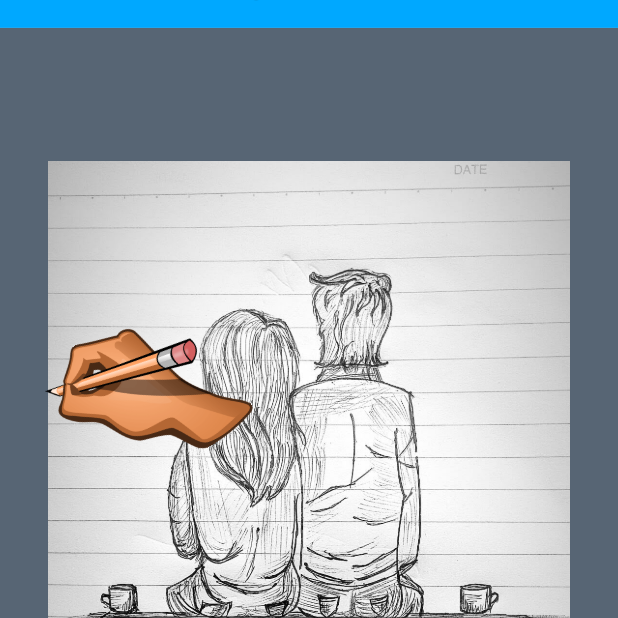
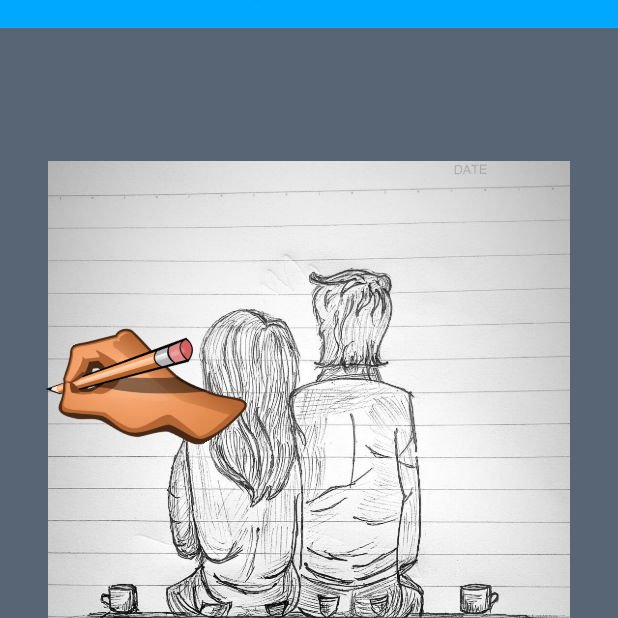
Before and after one commit to apgapg/flutter_profile, a Flutter app: the screen it shows after launch, scrolled down 2304 dp, on a phone screen of 412 x 824 dp, the top half of it. Run offline on Flutter 3.47's test engine with Material 2 defaults, Android fonts, the light colour scheme and no system bars; our stand-ins replace firebase_analytics, font_awesome_flutter; accounts and stored records are empty.

Commit message:
Fix height of some elements

```diff
--- a/lib/page/artist_page.dart
+++ b/lib/page/artist_page.dart
@@ -128,7 +128,7 @@ class ImagesPageViewState extends State<ImagesPageView> with TickerProviderState
                 offset: Offset(animation.value, 0),
                 child: Image.asset(
                   'assets/images/pen.png',
-                  height: MediaQuery.of(context).size.width / 4,
+                  height: 100,
                 ),
               ),
             ),
--- a/lib/page/unacademy_page.dart
+++ b/lib/page/unacademy_page.dart
@@ -23,7 +23,7 @@ class UnacademyPage extends StatelessWidget {
                   padding: EdgeInsets.all(8.0),
                   child: Image.asset(
                     'assets/images/unacademy.png',
-                    height: 150,
+                    height: 100,
                   ),
                 ),
               ),
```
